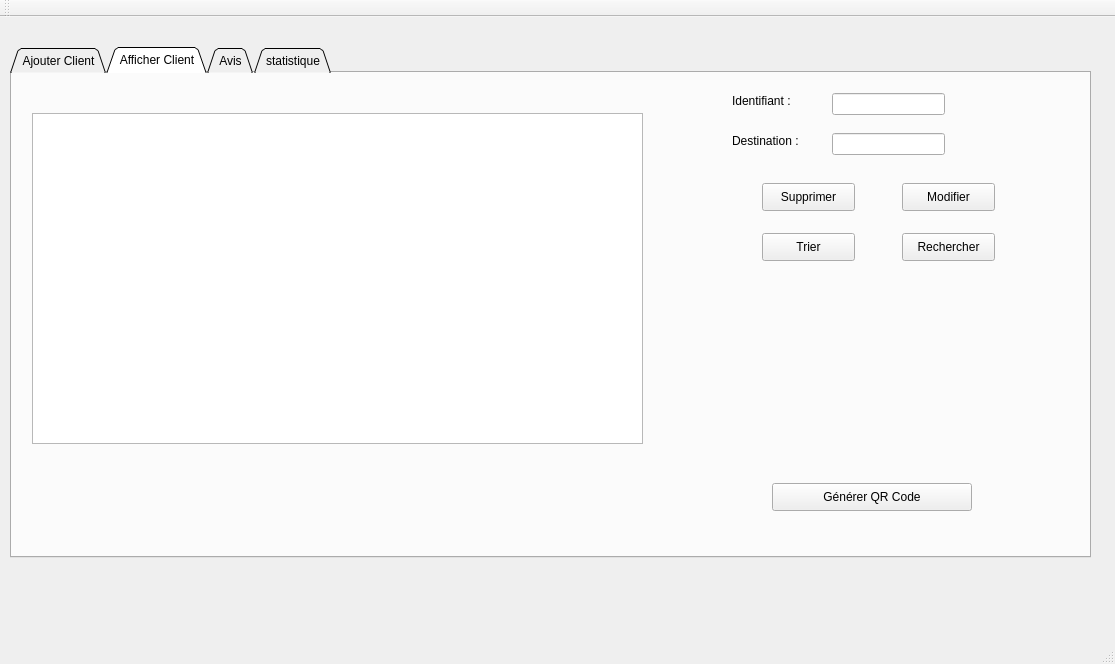
Above: CRUD/mainwindow.ui from ihebkh/smart_station_2A14 before the change. Below: the same form after it.
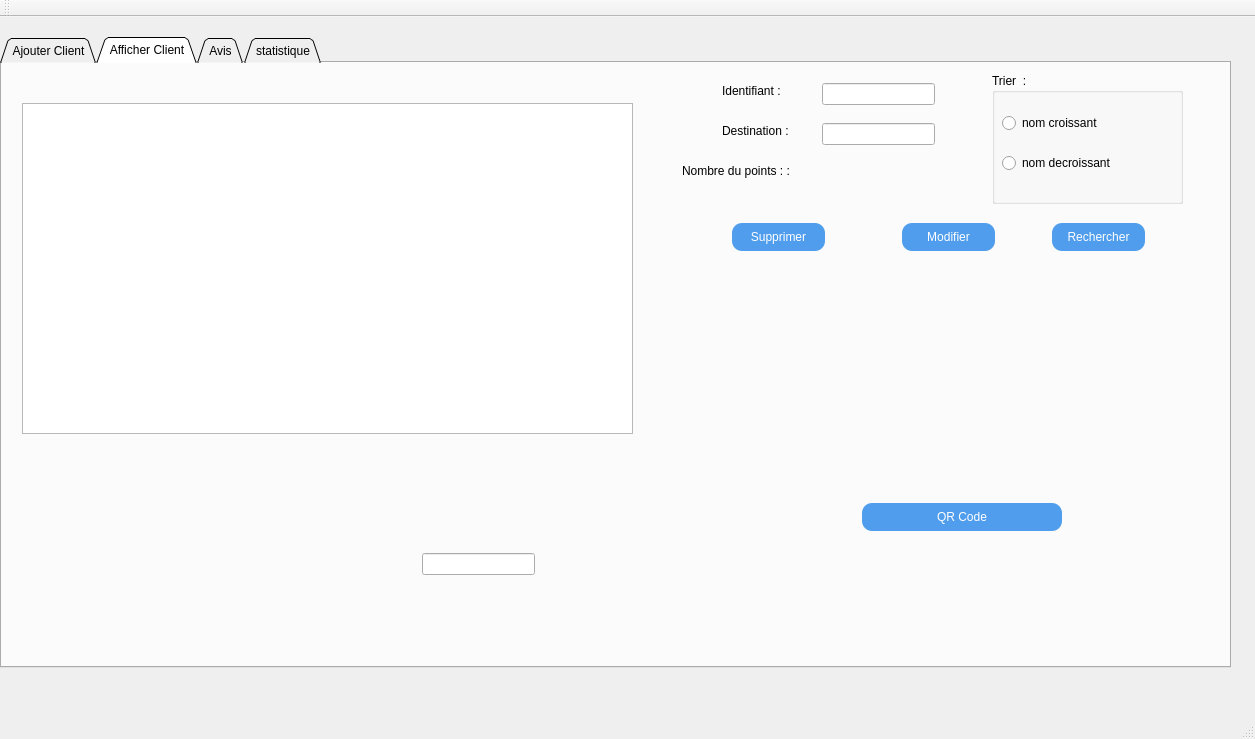
That is the form after the change. Icons and pictures are not drawn.

```diff
--- a/CRUD/mainwindow.ui
+++ b/CRUD/mainwindow.ui
@@ -6,8 +6,8 @@
    <rect>
     <x>0</x>
     <y>0</y>
-    <width>1115</width>
-    <height>664</height>
+    <width>1255</width>
+    <height>739</height>
    </rect>
   </property>
   <property name="windowTitle">
@@ -17,10 +17,10 @@
    <widget class="QTabWidget" name="tabWidget">
     <property name="geometry">
      <rect>
-      <x>10</x>
-      <y>30</y>
-      <width>1081</width>
-      <height>511</height>
+      <x>0</x>
+      <y>20</y>
+      <width>1231</width>
+      <height>631</height>
      </rect>
     </property>
     <property name="tabShape">
@@ -69,20 +69,7 @@
        </rect>
       </property>
       <property name="text">
-       <string>Nom :</string>
-      </property>
-     </widget>
-     <widget class="QLabel" name="label_4">
-      <property name="geometry">
-       <rect>
-        <x>40</x>
-        <y>220</y>
-        <width>61</width>
-        <height>16</height>
-       </rect>
-      </property>
-      <property name="text">
-       <string>Prenom :</string>
+       <string>Nom et prenom :</string>
       </property>
      </widget>
      <widget class="QLabel" name="label_5">
@@ -253,20 +240,7 @@
        </rect>
       </property>
      </widget>
-     <widget class="QLabel" name="label_15">
-      <property name="geometry">
-       <rect>
-        <x>450</x>
-        <y>200</y>
-        <width>181</width>
-        <height>21</height>
-       </rect>
-      </property>
-      <property name="text">
-       <string>numero du guichet : </string>
-      </property>
-     </widget>
-     <widget class="QLineEdit" name="NUMGUICHET">
+     <widget class="QComboBox" name="DESTINATION">
       <property name="geometry">
        <rect>
         <x>680</x>
@@ -317,12 +291,17 @@
      <widget class="QPushButton" name="id_supp">
       <property name="geometry">
        <rect>
-        <x>750</x>
-        <y>110</y>
+        <x>730</x>
+        <y>160</y>
         <width>93</width>
         <height>28</height>
        </rect>
       </property>
+      <property name="styleSheet">
+       <string notr="true">color: rgb(255, 255, 255);
+background-color:  QLinearGradient(x1: 0, y1: 0, x2: 0, y2: 1, stop: 0#4f9dec, stop: 1 #4f9dec);
+ border-radius: 10;</string>
+      </property>
       <property name="text">
        <string>Supprimer</string>
       </property>
@@ -330,38 +309,35 @@
      <widget class="QPushButton" name="nbrjours_modifier">
       <property name="geometry">
        <rect>
-        <x>890</x>
-        <y>110</y>
+        <x>900</x>
+        <y>160</y>
         <width>93</width>
         <height>28</height>
        </rect>
       </property>
+      <property name="styleSheet">
+       <string notr="true">color: rgb(255, 255, 255);
+background-color:  QLinearGradient(x1: 0, y1: 0, x2: 0, y2: 1, stop: 0#4f9dec, stop: 1 #4f9dec);
+ border-radius: 10;</string>
+      </property>
       <property name="text">
        <string>Modifier</string>
       </property>
      </widget>
-     <widget class="QPushButton" name="trier_button">
-      <property name="geometry">
-       <rect>
-        <x>750</x>
-        <y>160</y>
-        <width>93</width>
-        <height>28</height>
-       </rect>
-      </property>
-      <property name="text">
-       <string>Trier</string>
-      </property>
-     </widget>
      <widget class="QPushButton" name="rechercher_button">
       <property name="geometry">
        <rect>
-        <x>890</x>
+        <x>1050</x>
         <y>160</y>
         <width>93</width>
         <height>28</height>
        </rect>
       </property>
+      <property name="styleSheet">
+       <string notr="true">color: rgb(255, 255, 255);
+background-color:  QLinearGradient(x1: 0, y1: 0, x2: 0, y2: 1, stop: 0#4f9dec, stop: 1 #4f9dec);
+ border-radius: 10;</string>
+      </property>
       <property name="text">
        <string>Rechercher</string>
       </property>
@@ -392,17 +368,19 @@
      <widget class="QPushButton" name="qrcodegen">
       <property name="geometry">
        <rect>
-        <x>760</x>
-        <y>410</y>
+        <x>860</x>
+        <y>440</y>
         <width>200</width>
         <height>28</height>
        </rect>
       </property>
       <property name="styleSheet">
-       <string notr="true"/>
+       <string notr="true">color: rgb(255, 255, 255);
+background-color:  QLinearGradient(x1: 0, y1: 0, x2: 0, y2: 1, stop: 0#4f9dec, stop: 1 #4f9dec);
+ border-radius: 10;</string>
       </property>
       <property name="text">
-       <string>Générer QR Code</string>
+       <string>QR Code</string>
       </property>
      </widget>
      <widget class="QLabel" name="qrcodecommande">
@@ -411,8 +389,8 @@
       </property>
       <property name="geometry">
        <rect>
-        <x>760</x>
-        <y>210</y>
+        <x>860</x>
+        <y>230</y>
         <width>200</width>
         <height>200</height>
        </rect>
@@ -439,6 +417,101 @@
        <string/>
       </property>
      </widget>
+     <widget class="QGroupBox" name="groupBox">
+      <property name="geometry">
+       <rect>
+        <x>990</x>
+        <y>10</y>
+        <width>191</width>
+        <height>131</height>
+       </rect>
+      </property>
+      <property name="title">
+       <string>Trier  :</string>
+      </property>
+      <widget class="QRadioButton" name="radioButton_croissant">
+       <property name="geometry">
+        <rect>
+         <x>10</x>
+         <y>40</y>
+         <width>161</width>
+         <height>20</height>
+        </rect>
+       </property>
+       <property name="text">
+        <string>nom croissant</string>
+       </property>
+      </widget>
+      <widget class="QRadioButton" name="radioButton_dcroissant">
+       <property name="geometry">
+        <rect>
+         <x>10</x>
+         <y>80</y>
+         <width>171</width>
+         <height>20</height>
+        </rect>
+       </property>
+       <property name="text">
+        <string>nom decroissant</string>
+       </property>
+      </widget>
+     </widget>
+     <widget class="QLabel" name="label_15">
+      <property name="geometry">
+       <rect>
+        <x>680</x>
+        <y>100</y>
+        <width>111</width>
+        <height>16</height>
+       </rect>
+      </property>
+      <property name="text">
+       <string>Nombre du points : :</string>
+      </property>
+     </widget>
+     <widget class="QLineEdit" name="nbtspoints">
+      <property name="geometry">
+       <rect>
+        <x>420</x>
+        <y>490</y>
+        <width>113</width>
+        <height>22</height>
+       </rect>
+      </property>
+     </widget>
+     <widget class="QLabel" name="label_4">
+      <property name="geometry">
+       <rect>
+        <x>20</x>
+        <y>380</y>
+        <width>641</width>
+        <height>231</height>
+       </rect>
+      </property>
+      <property name="text">
+       <string/>
+      </property>
+      <property name="pixmap">
+       <pixmap>../Sans titre-1.png</pixmap>
+      </property>
+      <property name="scaledContents">
+       <bool>true</bool>
+      </property>
+     </widget>
+     <zorder>label_4</zorder>
+     <zorder>tab_client</zorder>
+     <zorder>label_10</zorder>
+     <zorder>identifiant</zorder>
+     <zorder>id_supp</zorder>
+     <zorder>nbrjours_modifier</zorder>
+     <zorder>rechercher_button</zorder>
+     <zorder>label_12</zorder>
+     <zorder>destination</zorder>
+     <zorder>qrcodegen</zorder>
+     <zorder>qrcodecommande</zorder>
+     <zorder>groupBox</zorder>
+     <zorder>label_15</zorder>
+     <zorder>nbtspoints</zorder>
     </widget>
     <widget class="QWidget" name="tab_3">
      <attribute name="title">
```
Left out of the diff: 185 changed lines with no effect on the pictures.
